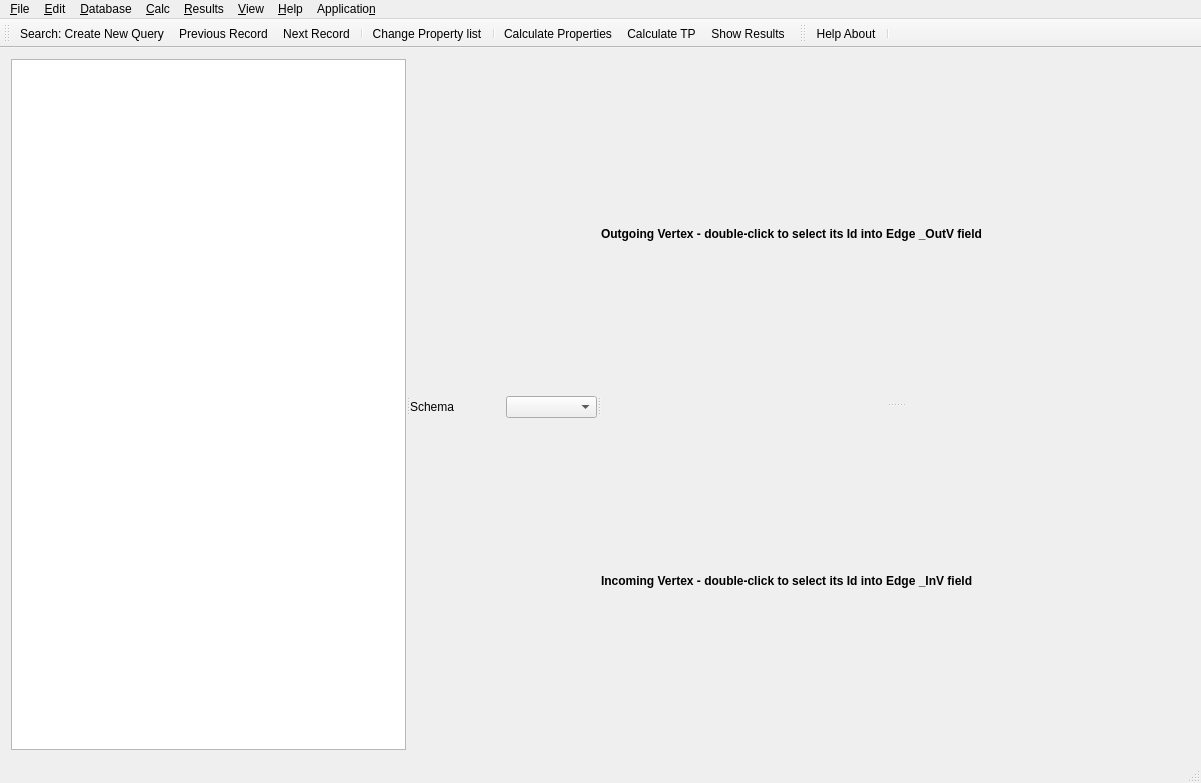
Before: the Qt Designer form gui/src/TCorrPTWidget.ui in thermohub/thermofun, drawn with Qt 5.
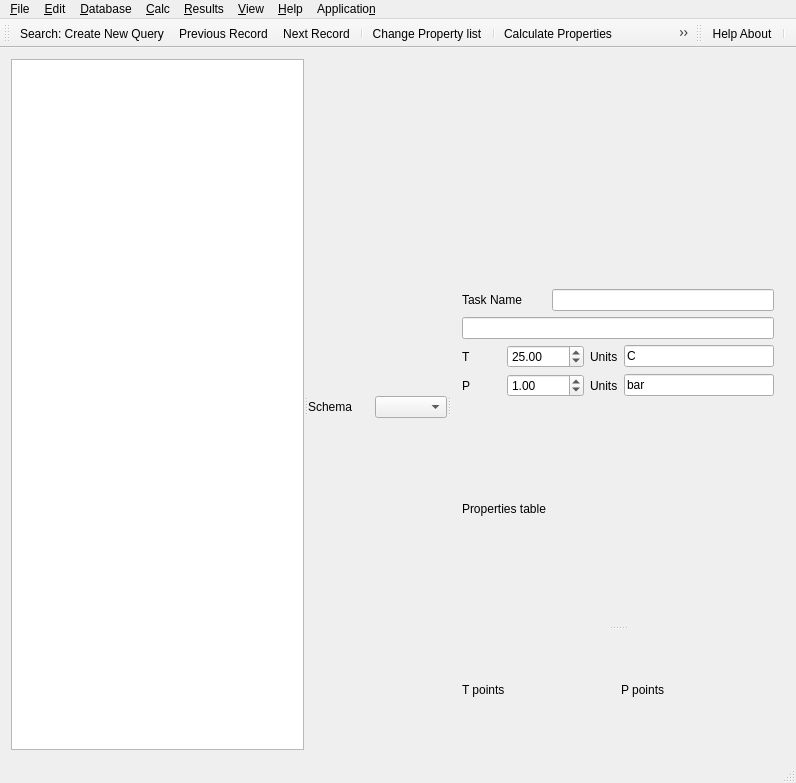
After: the same form once the commit is applied. Icons and pictures are not drawn.

What changed in the file:
```diff
--- a/gui/src/TCorrPTWidget.ui
+++ b/gui/src/TCorrPTWidget.ui
@@ -6,7 +6,7 @@
    <rect>
     <x>0</x>
     <y>0</y>
-    <width>1201</width>
+    <width>796</width>
     <height>783</height>
    </rect>
   </property>
@@ -102,64 +102,114 @@
            <enum>Qt::Vertical</enum>
           </property>
           <widget class="QWidget" name="inWidget" native="true">
-           <layout class="QVBoxLayout" name="verticalLayout">
-            <property name="spacing">
-             <number>5</number>
-            </property>
-            <property name="leftMargin">
-             <number>0</number>
-            </property>
-            <property name="topMargin">
-             <number>5</number>
-            </property>
-            <property name="rightMargin">
-             <number>0</number>
-            </property>
-            <property name="bottomMargin">
-             <number>0</number>
-            </property>
-            <item>
-             <widget class="QLabel" name="labelOut">
-              <property name="font">
-               <font>
-                <weight>75</weight>
-                <bold>true</bold>
-               </font>
+           <layout class="QGridLayout" name="gridLayout_2">
+            <item row="0" column="0">
+             <widget class="QLabel" name="label_2">
+              <property name="text">
+               <string/>
               </property>
+             </widget>
+            </item>
+            <item row="1" column="0" colspan="2">
+             <widget class="QLabel" name="label_8">
               <property name="text">
-               <string>Outgoing Vertex - double-click to select its Id into Edge _OutV field</string>
+               <string>Task Name</string>
               </property>
              </widget>
             </item>
+            <item row="3" column="0">
+             <widget class="QLabel" name="label_3">
+              <property name="text">
+               <string>T</string>
+              </property>
+             </widget>
+            </item>
+            <item row="3" column="1" colspan="2">
+             <widget class="QDoubleSpinBox" name="pTVal">
+              <property name="minimum">
+               <double>-500.000000000000000</double>
+              </property>
+              <property name="maximum">
+               <double>500.000000000000000</double>
+              </property>
+              <property name="value">
+               <double>25.000000000000000</double>
+              </property>
+             </widget>
+            </item>
+            <item row="3" column="3">
+             <widget class="QLabel" name="label_5">
+              <property name="text">
+               <string>Units</string>
+              </property>
+             </widget>
+            </item>
+            <item row="3" column="4">
+             <widget class="QLineEdit" name="pTunits">
+              <property name="text">
+               <string>C</string>
+              </property>
+             </widget>
+            </item>
+            <item row="4" column="0">
+             <widget class="QLabel" name="label_7">
+              <property name="text">
+               <string>P</string>
+              </property>
+             </widget>
+            </item>
+            <item row="4" column="1" colspan="2">
+             <widget class="QDoubleSpinBox" name="pPVal">
+              <property name="maximum">
+               <double>1000.000000000000000</double>
+              </property>
+              <property name="value">
+               <double>1.000000000000000</double>
+              </property>
+             </widget>
+            </item>
+            <item row="4" column="3">
+             <widget class="QLabel" name="label_6">
+              <property name="text">
+               <string>Units</string>
+              </property>
+             </widget>
+            </item>
+            <item row="4" column="4">
+             <widget class="QLineEdit" name="pPunits">
+              <property name="text">
+               <string>bar</string>
+              </property>
+             </widget>
+            </item>
+            <item row="5" column="0" colspan="2">
+             <widget class="QLabel" name="label_9">
+              <property name="text">
+               <string>Properties table</string>
+              </property>
+             </widget>
+            </item>
+            <item row="2" column="0" colspan="5">
+             <widget class="QLineEdit" name="pComment"/>
+            </item>
+            <item row="1" column="2" colspan="3">
+             <widget class="QLineEdit" name="pName"/>
+            </item>
            </layout>
           </widget>
           <widget class="QWidget" name="outWidget" native="true">
-           <layout class="QVBoxLayout" name="verticalLayout_2">
-            <property name="spacing">
-             <number>5</number>
-            </property>
-            <property name="leftMargin">
-             <number>0</number>
-            </property>
-            <property name="topMargin">
-             <number>5</number>
-            </property>
-            <property name="rightMargin">
-             <number>0</number>
-            </property>
-            <property name="bottomMargin">
-             <number>0</number>
-            </property>
-            <item>
-             <widget class="QLabel" name="labelIn">
-              <property name="font">
-               <font>
-                <weight>75</weight>
-                <bold>true</bold>
-               </font>
+           <layout class="QGridLayout" name="gridLayout_3">
+            <item row="0" column="0">
+             <widget class="QLabel" name="label_4">
+              <property name="text">
+               <string>T points</string>
               </property>
+             </widget>
+            </item>
+            <item row="0" column="1">
+             <widget class="QLabel" name="label_11">
               <property name="text">
-               <string>Incoming Vertex - double-click to select its Id into Edge _InV field</string>
+               <string>P points</string>
               </property>
              </widget>
             </item>
@@ -178,7 +228,7 @@
     <rect>
      <x>0</x>
      <y>0</y>
-     <width>1201</width>
+     <width>796</width>
      <height>30</height>
     </rect>
    </property>
@@ -454,7 +504,7 @@
      <normaloff>:/menu/Icons/RTparmModuleIcon24.png</normaloff>:/menu/Icons/RTparmModuleIcon24.png</iconset>
    </property>
    <property name="text">
-    <string>Calculate TP</string>
+    <string>&amp;Calculate TP</string>
    </property>
   </action>
   <action name="actionShow_Results">
@@ -463,7 +513,7 @@
      <normaloff>:/menu/Icons/ShowGEMResultsIcon24.png</normaloff>:/menu/Icons/ShowGEMResultsIcon24.png</iconset>
    </property>
    <property name="text">
-    <string>Show Results</string>
+    <string>&amp;Show Results</string>
    </property>
   </action>
   <action name="actionChange_Property_list">
@@ -472,7 +522,7 @@
      <normaloff>:/menu/Icons/DocumentsPileIcon24.png</normaloff>:/menu/Icons/DocumentsPileIcon24.png</iconset>
    </property>
    <property name="text">
-    <string>Change Property list</string>
+    <string>&amp;Change Property list</string>
    </property>
   </action>
   <action name="actionRealloc_T">
```
Left out of the diff: 26 changed lines with no effect on the pictures.
